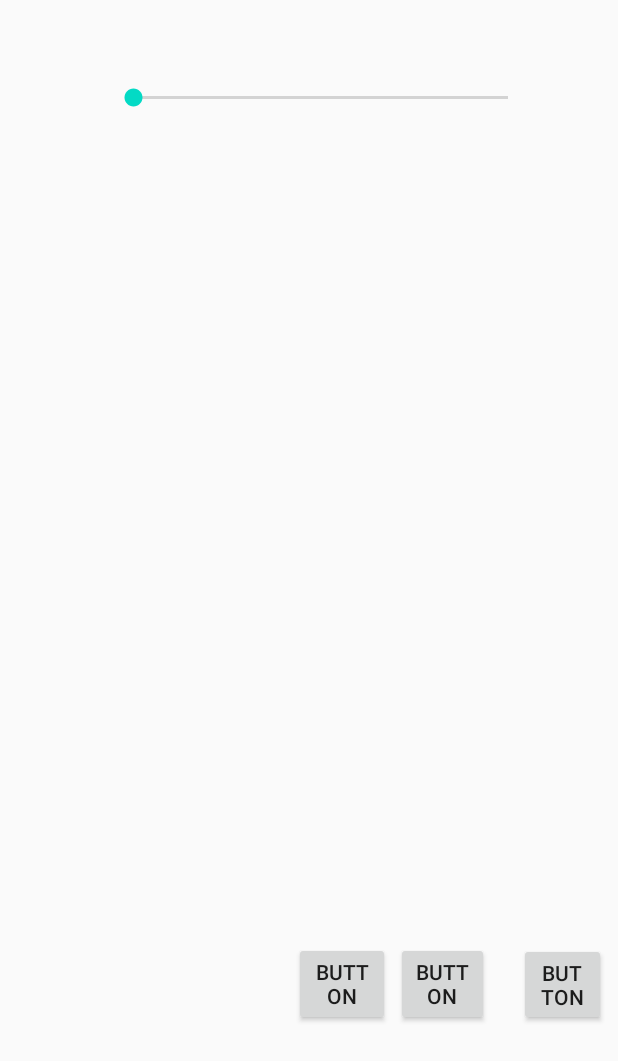
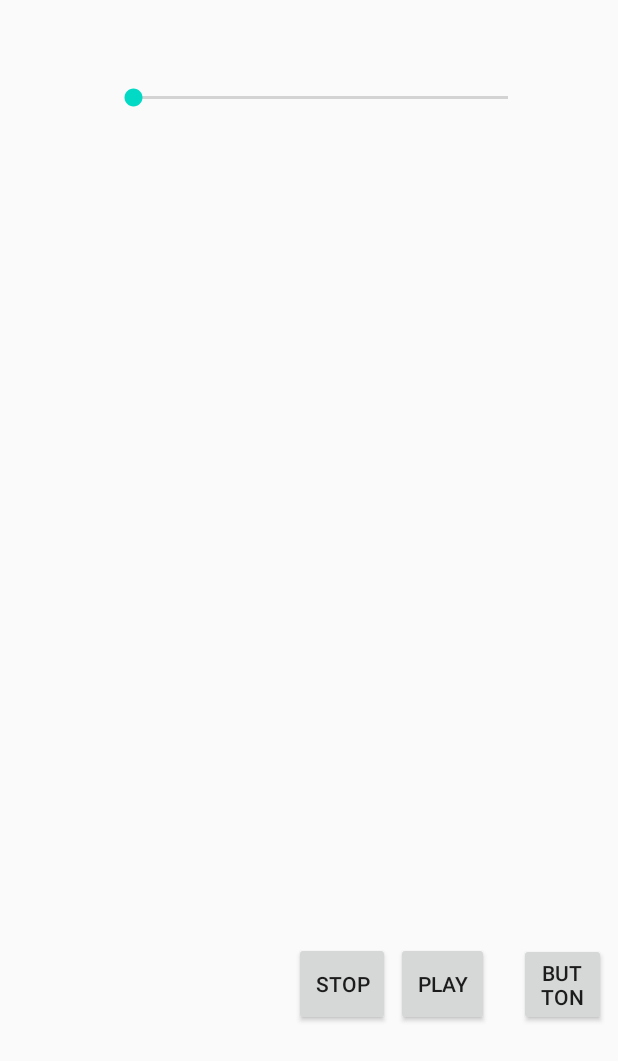
Before and after one commit to trushpatel97/Assignment9, an Android app: the layout fragment_book_details.xml on its own in the app's theme, with its tools: preview values and no code run, on a phone screen of 412 x 824 dp. Shown: the top 1061 px of the screen. Run offline under Robolectric (Android 15) with nearby library versions, the phone set to English and light mode, and no system bars.

Commit message:
Updated BDF to use an interface to communicate which book is being played

```diff
--- a/app/src/main/res/layout/fragment_book_details.xml
+++ b/app/src/main/res/layout/fragment_book_details.xml
@@ -44,10 +44,10 @@
         app:layout_constraintVertical_bias="0.809" />
 
     <Button
-        android:id="@+id/button"
+        android:id="@+id/stop"
         android:layout_width="64dp"
         android:layout_height="56dp"
-        android:text="Button"
+        android:text="Stop"
         app:layout_constraintBottom_toBottomOf="parent"
         app:layout_constraintEnd_toEndOf="parent"
         app:layout_constraintHorizontal_bias="0.563"
@@ -68,10 +68,10 @@
         app:layout_constraintVertical_bias="0.818" />
 
     <Button
-        android:id="@+id/button2"
+        android:id="@+id/Play"
         android:layout_width="62dp"
         android:layout_height="56dp"
-        android:text="Button"
+        android:text="Play"
         app:layout_constraintBottom_toBottomOf="parent"
         app:layout_constraintEnd_toEndOf="@+id/button3"
         app:layout_constraintHorizontal_bias="0.772"
```
Also changed, not shown: app/src/main/java/com/example/bookshelf/BookDetailsFragment.java (+26 -2 lines).
